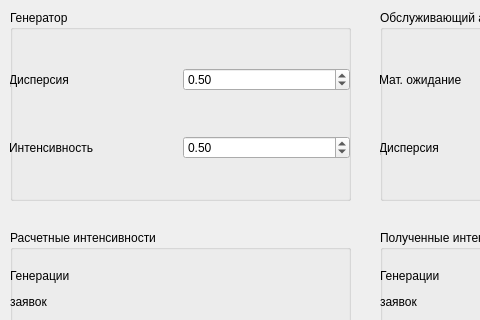
This is lab_01/MainWindow.ui in SpIgor/planning-experiments as Qt 5 draws it before an edit; both pictures show x 0 to 480 and y 0 to 320 of the 730 by 560 pixel window. The edited form follows.
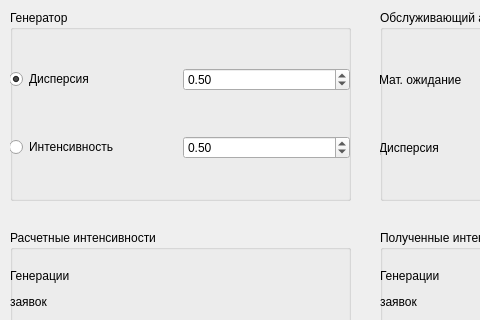
This is the edited form.

Diff of the .ui file:
```diff
--- a/lab_01/MainWindow.ui
+++ b/lab_01/MainWindow.ui
@@ -51,10 +51,13 @@
       <item>
        <layout class="QHBoxLayout" name="horizontalLayout">
         <item>
-         <widget class="QLabel" name="label">
+         <widget class="QRadioButton" name="gen_sigma_btn">
           <property name="text">
            <string>Дисперсия</string>
           </property>
+          <property name="checked">
+           <bool>true</bool>
+          </property>
          </widget>
         </item>
         <item>
@@ -72,7 +75,7 @@
       <item>
        <layout class="QHBoxLayout" name="horizontalLayout_2">
         <item>
-         <widget class="QLabel" name="label_2">
+         <widget class="QRadioButton" name="gen_intense_btn">
           <property name="text">
            <string>Интенсивность</string>
           </property>
```
